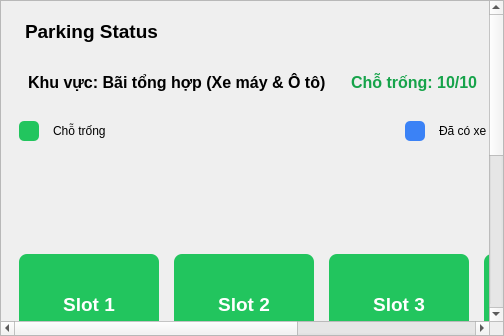
Old version of the form 2. App_Desktop/ui/pages/parking_map.ui in the repository 2pvq2/Smart_Parking_System.
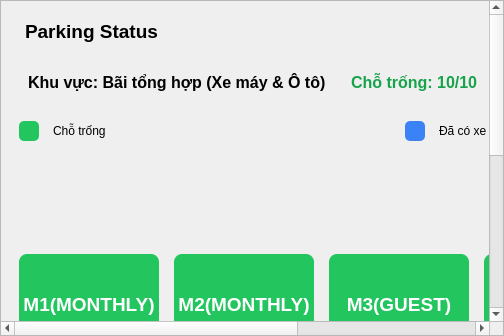
New version of the form.

```diff
--- a/2. App_Desktop/ui/pages/parking_map.ui
+++ b/2. App_Desktop/ui/pages/parking_map.ui
@@ -184,7 +184,7 @@
       <!-- Row 1 -->
       <item row="0" column="0">
        <widget class="QPushButton" name="slot_1">
-        <property name="text"><string>Slot 1</string></property>
+        <property name="text"><string>M1(MONTHLY)</string></property>
         <property name="minimumSize"><size><width>140</width><height>100</height></size></property>
         <property name="styleSheet">
          <string>QPushButton { background-color: #22c55e; color: white; font-size: 14pt; font-weight: 600; border-radius: 8px; }</string>
@@ -193,7 +193,7 @@
       </item>
       <item row="0" column="1">
        <widget class="QPushButton" name="slot_2">
-        <property name="text"><string>Slot 2</string></property>
+        <property name="text"><string>M2(MONTHLY)</string></property>
         <property name="minimumSize"><size><width>140</width><height>100</height></size></property>
         <property name="styleSheet">
          <string>QPushButton { background-color: #22c55e; color: white; font-size: 14pt; font-weight: 600; border-radius: 8px; }</string>
@@ -202,7 +202,7 @@
       </item>
       <item row="0" column="2">
        <widget class="QPushButton" name="slot_3">
-        <property name="text"><string>Slot 3</string></property>
+        <property name="text"><string>M3(GUEST)</string></property>
         <property name="minimumSize"><size><width>140</width><height>100</height></size></property>
         <property name="styleSheet">
          <string>QPushButton { background-color: #22c55e; color: white; font-size: 14pt; font-weight: 600; border-radius: 8px; }</string>
```
Left out of the diff: 14 changed lines with no effect on the pictures.
